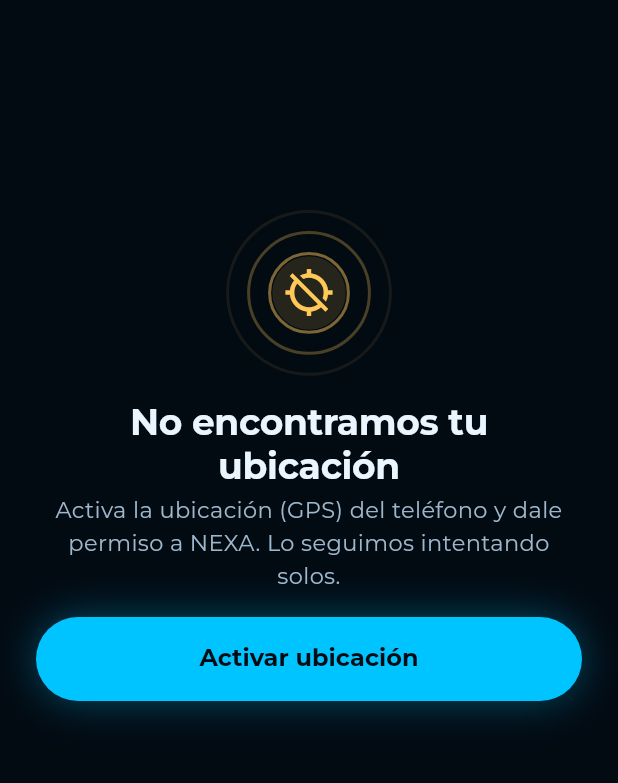
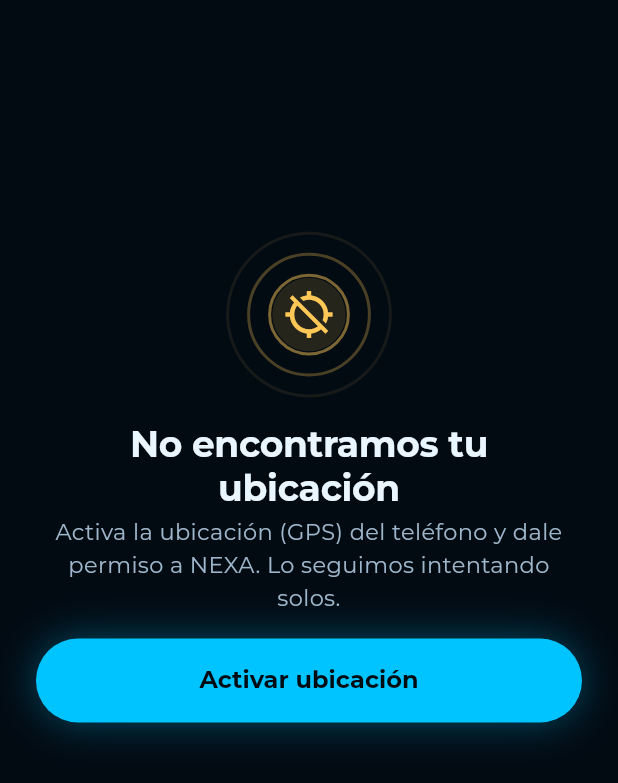
Before and after one commit to Mateo-Vanegas02/NEXA, a Flutter app: the _Ubicandote widget shown alone on an empty page, opened directly with empty values, on a phone screen of 412 x 824 dp. Shown: the top 783 px of the screen. Run offline on Flutter 3.47's test engine with Material 3 defaults, Android fonts, the phone set to English and light mode, and no system bars; our stand-ins replace dio, drift, drift_flutter, firebase_core, firebase_messaging, flutter_local_notifications and 10 more; missing offline and left inert: maplibre_gl; accounts and stored records are empty; generated files the repository leaves out were written again; project files that could hold a hidden picture were left out.

Commit message:
fix(mobile): cotizar solo con el GPS real; «Ubicándote» desplazable; primer rumbo de la brújula
Co-Authored-By: Claude Opus 5.5 <noreply@anthropic.com>
Claude-Session: https://claude.ai/code/session_01SSt65Ka9UsSfxzYwDikWyX

```diff
--- a/mobile/lib/core/rumbo/orientacion_mapa.dart
+++ b/mobile/lib/core/rumbo/orientacion_mapa.dart
@@ -148,7 +148,9 @@ class OrientacionMapaController extends Notifier<EstadoOrientacion> {
         s.magnetometro().listen(
           (v) {
             _magnetico = v;
-            if (!_conGiroVivo) _calcular();
+            // Con giroscopio el cálculo va a su ritmo; la brújula igual
+            // calcula si aún no hay un primer rumbo.
+            if (!_conGiroVivo || _fusion.rumbo == null) _calcular();
           },
           onError: (Object _) {
             _sinMagnetometro = true;
--- a/mobile/lib/features/permisos/presentation/con_ubicacion.dart
+++ b/mobile/lib/features/permisos/presentation/con_ubicacion.dart
@@ -123,11 +123,19 @@ class _UbicandoteState extends State<_Ubicandote>
     final color = widget.buscando ? NexaColors.cyan : NexaColors.gold;
     return ColoredBox(
       color: NexaColors.bg,
-      child: Align(
+      // Desplazable: con la letra grande el texto no cabe en pantallas chicas.
+      child: LayoutBuilder(
+        builder: (context, caja) => SingleChildScrollView(
+          child: ConstrainedBox(
+            constraints: BoxConstraints(minHeight: caja.maxHeight),
+            child: Align(
         // En la mitad de arriba: la hoja inferior tapa el resto.
         alignment: const Alignment(0, -0.45),
         child: Padding(
-          padding: const EdgeInsets.symmetric(horizontal: Sp.xl),
+          padding: const EdgeInsets.symmetric(
+            horizontal: Sp.xl,
+            vertical: Sp.xxl,
+          ),
           child: Semantics(
             liveRegion: true,
             child: Column(
@@ -172,6 +180,9 @@ class _UbicandoteState extends State<_Ubicandote>
           ),
         ),
       ),
+          ),
+        ),
+      ),
     );
   }
 }
```
Also changed, not shown: mobile/lib/features/viajes/presentation/pasajero/solicitar_viaje_screen.dart (+8 -0 lines), 1 other file.
